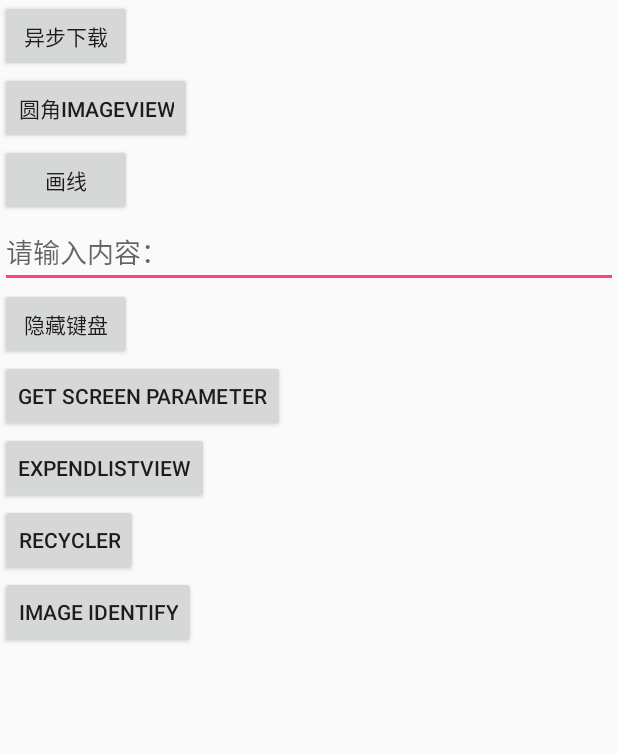
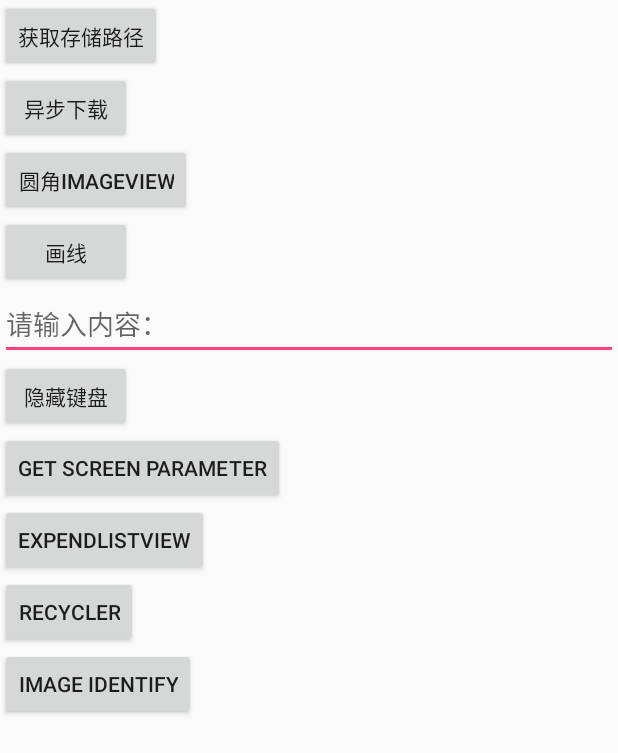
Before and after one commit to BIGMONK/Test, an Android app: the layout activity_main.xml on its own in the app's theme, with its tools: preview values and no code run, on a phone screen of 412 x 824 dp. Shown: the top 753 px of the screen. Run offline under Robolectric (Android 15) with nearby library versions, the phone set to English and light mode, and no system bars; Roboto replaces fonts that are not available here.

Commit message:
获取内置sd卡路径、外置sd卡路径、外接usb路径

```diff
--- a/app/build.gradle
+++ b/app/build.gradle
@@ -6,7 +6,7 @@ android {
 
     defaultConfig {
         applicationId "com.uto.djf.test"
-        minSdkVersion 15
+        minSdkVersion 16
         targetSdkVersion 23
         versionCode 1
         versionName "1.0"
--- a/app/src/main/res/layout/activity_circle_image_view.xml
+++ b/app/src/main/res/layout/activity_circle_image_view.xml
@@ -25,8 +25,8 @@
         android:id="@+id/roundpeogressbar"
         android:layout_width="600px"
         android:layout_height="620px"
-        android:background="#cc0000"
-        custom:roundColor="#0055ff"
+        android:background="#55cc0000"
+        custom:roundColor="#550055ff"
         custom:roundProgressColor="@android:color/holo_green_dark"
         custom:roundWidth="30px"
         custom:textColor="#9A32CD"
--- a/app/src/main/res/layout/activity_main.xml
+++ b/app/src/main/res/layout/activity_main.xml
@@ -13,6 +13,25 @@
             android:layout_width="match_parent"
             android:layout_height="match_parent"
             android:orientation="vertical">
+
+            <ImageView
+                android:id="@+id/iv_main"
+                android:layout_width="500px"
+                android:layout_height="500px"
+                android:visibility="gone" />
+
+            <ImageView
+                android:id="@+id/iv_main2"
+                android:layout_width="500px"
+                android:layout_height="500px"
+                android:scaleType="fitXY"
+                android:visibility="gone" />
+
+            <Button
+                android:id="@+id/btn_getSDCardPath"
+                android:layout_width="wrap_content"
+                android:text="获取存储路径"
+                android:layout_height="wrap_content" />
 
             <Button
                 android:id="@+id/btn_download_asynctask"
```
Also changed, not shown: app/src/main/AndroidManifest.xml (+10 -7 lines), app/src/main/java/com/uto/djf/test/BaseActivity.java (+1 -1 lines), app/src/main/java/com/uto/djf/test/CustomViewActivity.java (+1 -0 lines), app/src/main/java/com/uto/djf/test/MainActivity.java (+34 -12 lines), app/src/main/java/com/uto/djf/test/SDCardPathActivity.java (added, +143 -0 lines), app/src/main/java/com/uto/djf/test/utils/DownloadAsyncTask.java (+1 -0 lines), app/src/main/java/com/uto/djf/test/utils/FileUtils.java (+0 -1 lines), app/src/main/java/com/uto/djf/test/view/RoundCornerImageView.java (+0 -1 lines), app/src/main/res/layout/activity_sdcard_path.xml (added, +51 -0 lines).
